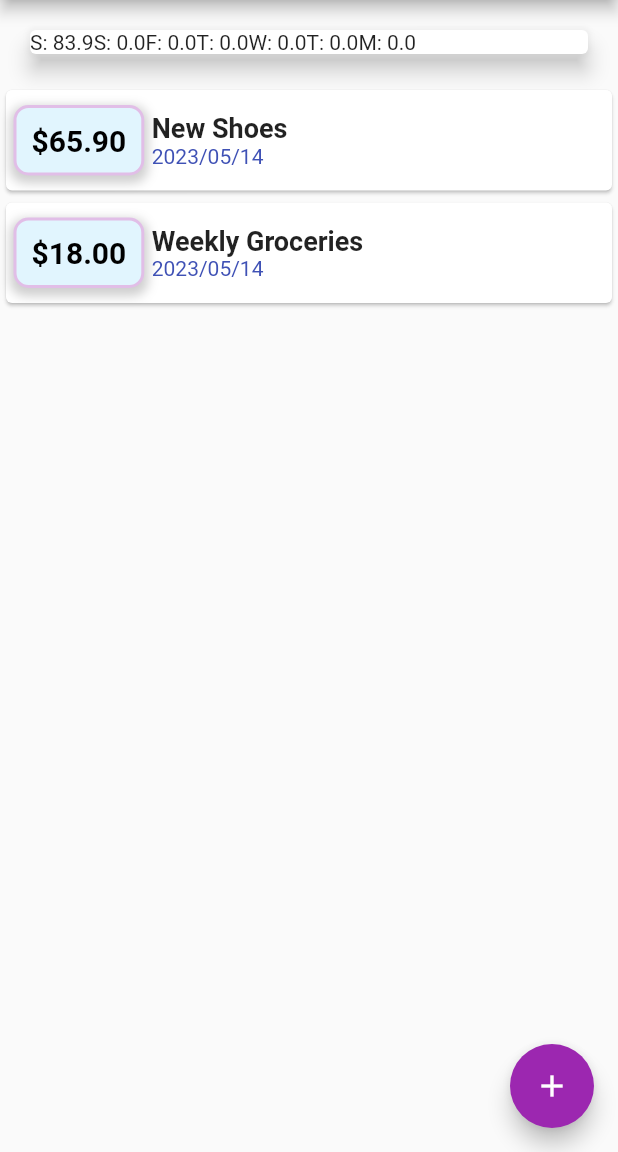
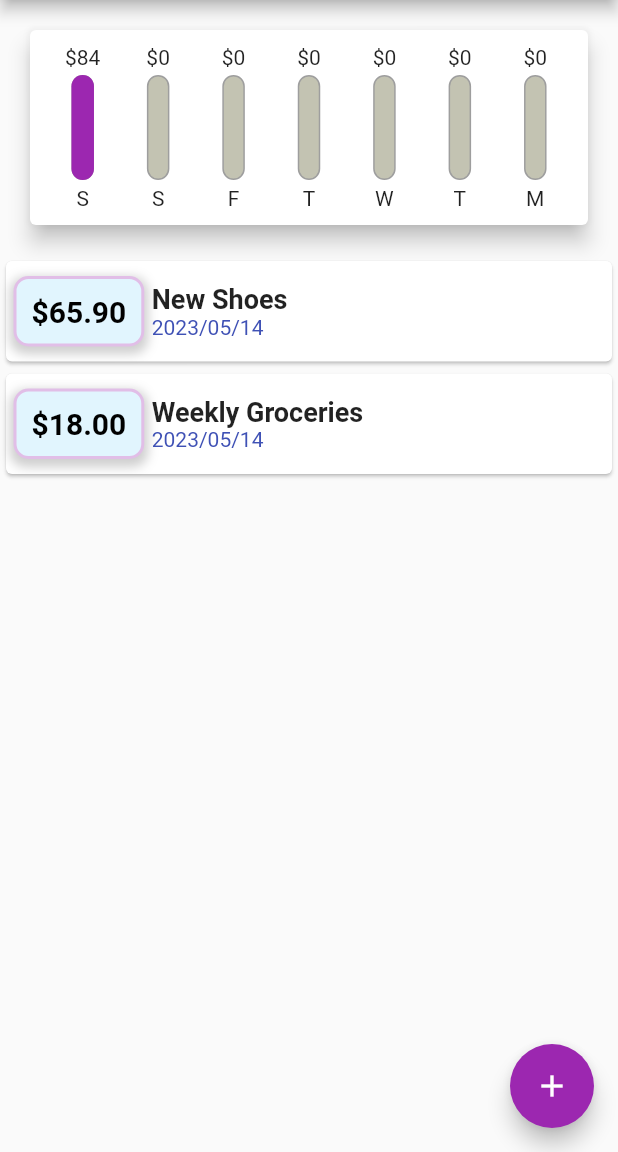
Before and after one commit to dhruvgupta311/Expenses-APP, a Flutter app: the screen it shows after launch, on a phone screen of 412 x 824 dp, the part 84-1236 px from its top. Run offline on Flutter 3.47's test engine with Material 2 defaults, Android fonts, the phone set to English and light mode, and no system bars; missing offline and left inert: dart:ffi.

Commit message:
chart bar modified

```diff
--- a/lib/widgets/chart.dart
+++ b/lib/widgets/chart.dart
@@ -1,9 +1,12 @@
 import 'dart:ffi';
+import 'package:expenses_app/widgets/chart_bar.dart';
 import 'package:flutter/src/widgets/framework.dart';
 import 'package:flutter/src/widgets/placeholder.dart';
 import 'package:flutter/material.dart';
 import 'package:intl/intl.dart';
 import '../models/transaction.dart';
+import './chart.dart';
+import './chart_bar.dart';
 
 class Chart extends StatelessWidget{
   final List<Transaction> recentTransactions;
@@ -27,17 +30,32 @@ class Chart extends StatelessWidget{
       };
     });
   }
+  double get totalSpending {
+    return grptv.fold(0.0, (sum, item) {
+      return sum + (item['amount'] as double);
+      // this calculate totalspend within the weeek sun to sat
+    });
+  }
 
   @override
   Widget build(BuildContext context){
-    print(grptv);
     return Card(
       elevation: 6,
       margin: EdgeInsets.all(20),
-      child:Row(
-        children: grptv.map((data){
-          return Text('${data['day']}: ${data['amount']}');
-        }).toList(),
+      child:Container(
+        padding: EdgeInsets.all(10),
+        child: Row(
+          mainAxisAlignment: MainAxisAlignment.spaceAround,
+          children: grptv.map((data){
+            return Flexible(
+              fit:FlexFit.tight,
+              child: Chartbar(
+                data['day'].toString(),
+                (data['amount'] as double),
+                totalSpending==0.0 ? 0.0 : (data['amount'] as double)/totalSpending),
+            );
+          }).toList(),
+        ),
       )
     );
   }
--- a/lib/widgets/chart_bar.dart
+++ b/lib/widgets/chart_bar.dart
@@ -12,16 +12,18 @@ class Chartbar extends StatelessWidget {
   Widget build(BuildContext context) {
     return Column(
       children: [
-        Text('\$${spendingAmount.toStringAsFixed(0)}'),
+        FittedBox(
+        child:Text('\$${spendingAmount.toStringAsFixed(0)}'),
+        ),
         SizedBox(height: 4,),
         Container(
-          height: 60,
-          width:10 ,
+          height: 70,
+          width:15 ,
           child: Stack(children: [
             Container(
               decoration: BoxDecoration(
                 border: Border.all(color: Colors.grey,width:1.0),
-                color:Color.fromARGB(220, 220, 220, 1),
+                color:Color.fromARGB(220, 186, 186, 166),
                 borderRadius: BorderRadius.circular(10),
               ),
             ),
```
